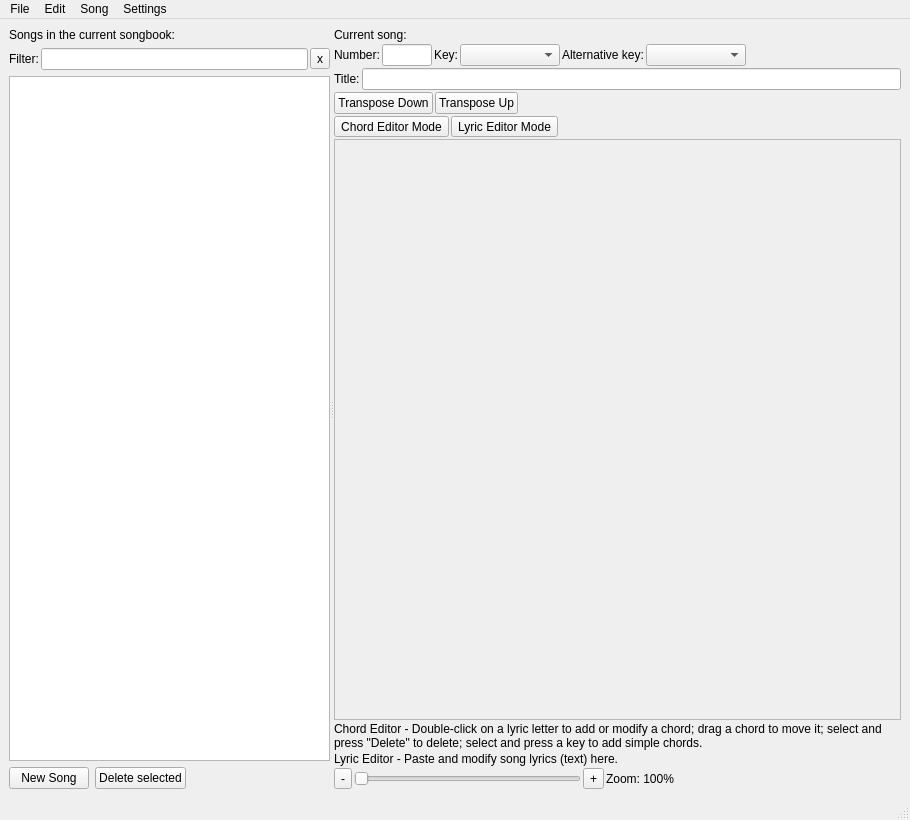
matvey83/softChord, file src/softchord_main_window.ui: the form before one commit.
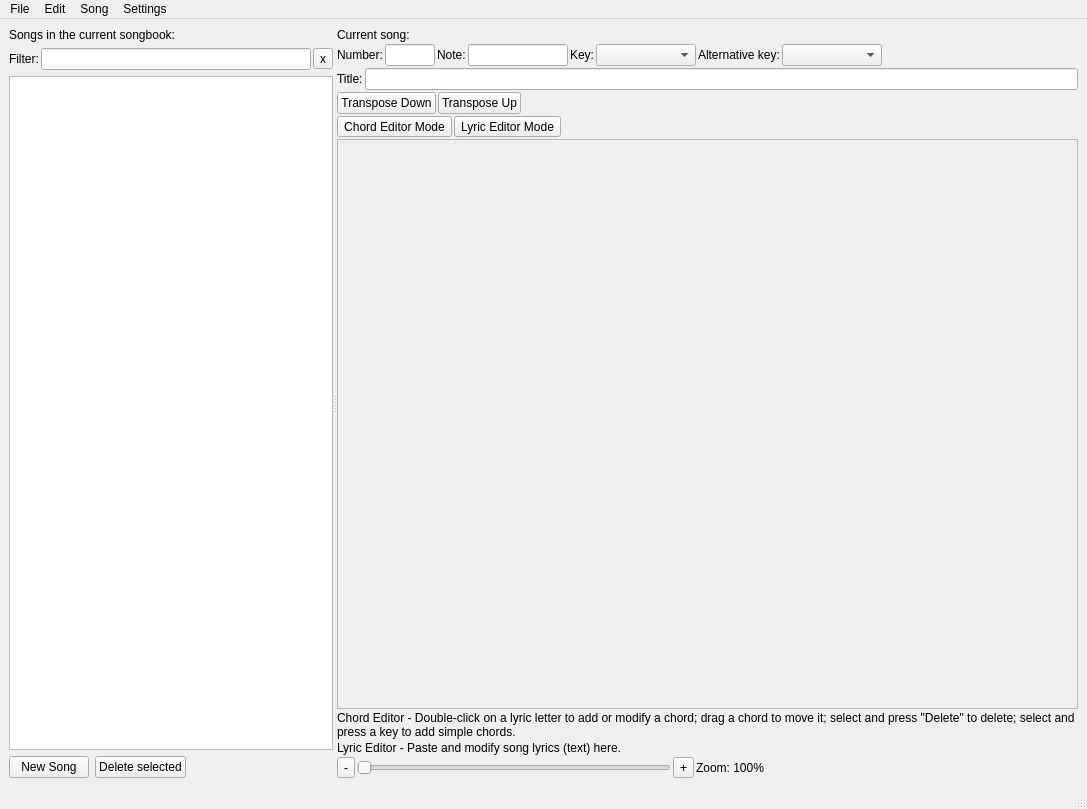
The form after the commit.

Commit message: Added export to PDF option under the Song menu

The edit to the form file:
```diff
--- a/src/softchord_main_window.ui
+++ b/src/softchord_main_window.ui
@@ -6,8 +6,8 @@
    <rect>
     <x>0</x>
     <y>0</y>
-    <width>910</width>
-    <height>820</height>
+    <width>1087</width>
+    <height>809</height>
    </rect>
   </property>
   <property name="windowTitle">
@@ -133,6 +133,23 @@
             </property>
            </widget>
           </item>
+          <item>
+           <widget class="QLabel" name="label_11">
+            <property name="text">
+             <string>Note:</string>
+            </property>
+           </widget>
+          </item>
+          <item>
+           <widget class="QLineEdit" name="song_subtitle_ef">
+            <property name="maximumSize">
+             <size>
+              <width>100</width>
+              <height>16777215</height>
+             </size>
+            </property>
+           </widget>
+          </item>
           <item>
            <widget class="QLabel" name="label_5">
             <property name="text">
@@ -282,8 +299,8 @@
               <rect>
                <x>0</x>
                <y>0</y>
-               <width>499</width>
-               <height>517</height>
+               <width>733</width>
+               <height>518</height>
               </rect>
              </property>
             </widget>
@@ -367,7 +384,7 @@
     <rect>
      <x>0</x>
      <y>0</y>
-     <width>910</width>
+     <width>1087</width>
      <height>22</height>
     </rect>
    </property>
```
Left out of the diff: 18 changed lines with no effect on the pictures. The commit also changes 1 other file.
